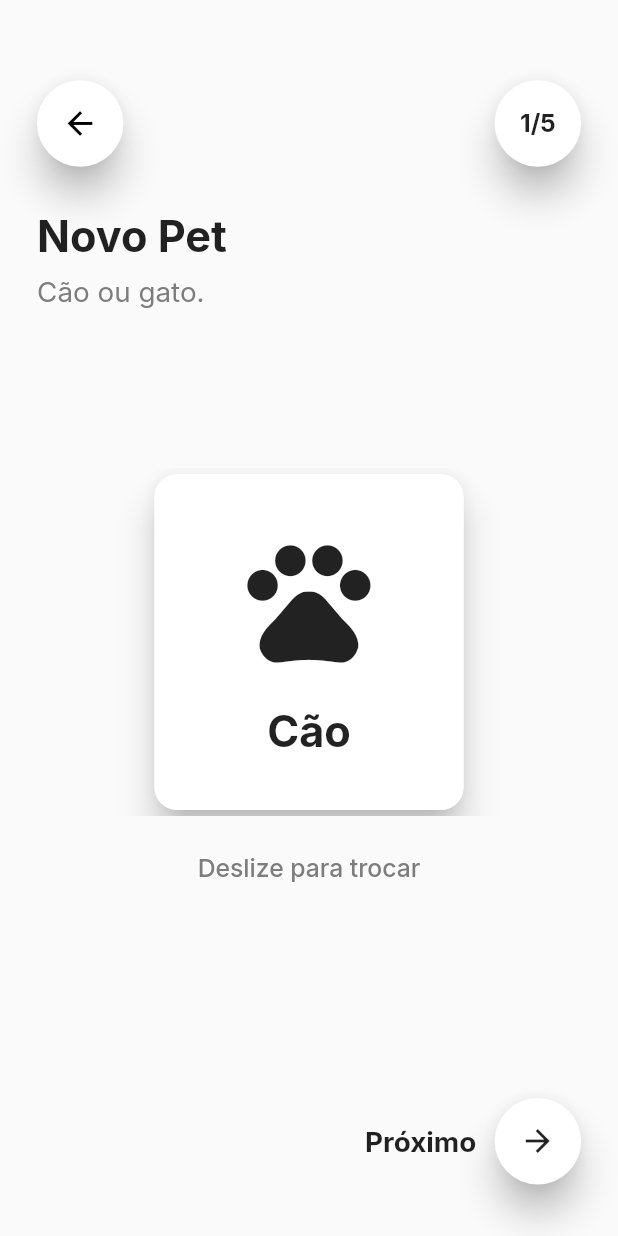
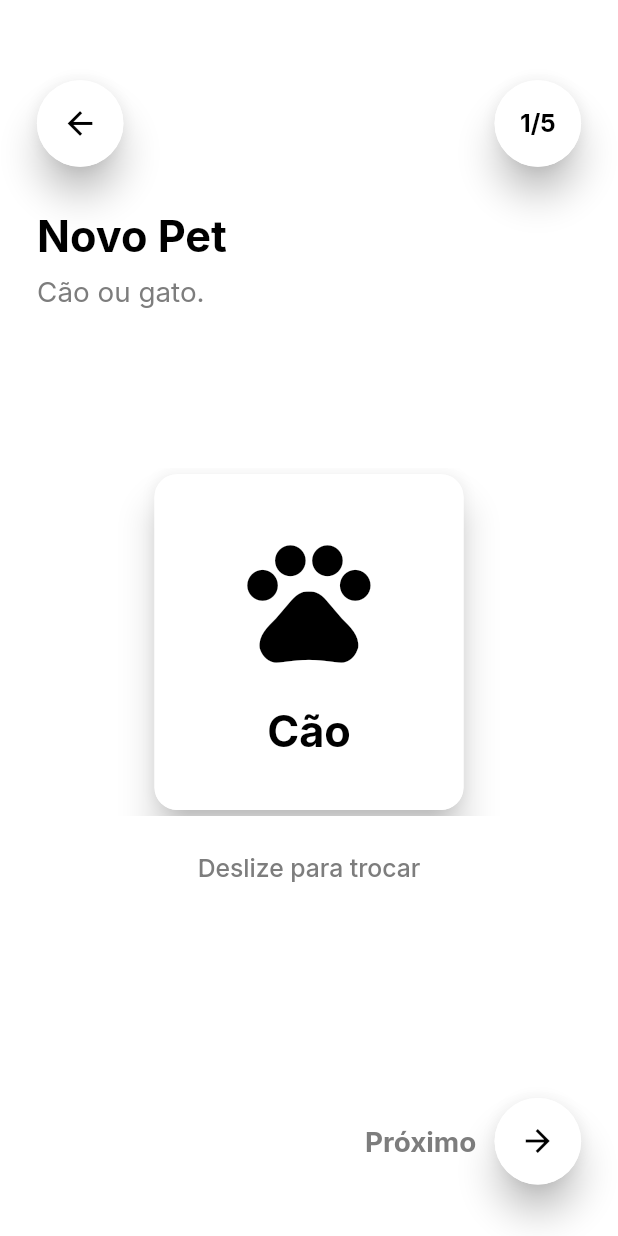
Before and after one commit to GabrielVScalese/Smart-Feed, a Flutter app: the TypeAddPet screen opened by its route, on a phone screen of 412 x 824 dp. Run offline on Flutter 3.47's test engine with Material 2 defaults, Android fonts, the phone set to English and light mode, and no system bars; drawn by our look-alikes of carousel_slider; our stand-ins replace dio, google_fonts, image_picker, shared_preferences, shimmer; missing offline and left inert: animated_card, mailer; accounts and stored records are empty.

Commit message:
Avanço na funcionalidade de troca de temas

```diff
--- a/project/lib/components/carousel.dart
+++ b/project/lib/components/carousel.dart
@@ -3,8 +3,9 @@ import 'package:flutter/cupertino.dart';
 import 'package:google_fonts/google_fonts.dart';
 import 'package:project/components/rectangle_card.dart';
 import 'package:project/controllers/card_changer_controller.dart';
+import 'package:project/utils/app_colors.dart';
 
-class Carousel extends StatelessWidget {
+class Carousel extends StatefulWidget {
   Carousel(
       {Key key, this.size, this.optionlist, this.initialPage, this.controller});
 
@@ -14,38 +15,63 @@ class Carousel extends StatelessWidget {
   CardChangerController controller;
 
   @override
+  _CarouselState createState() => _CarouselState();
+}
+
+class _CarouselState extends State<Carousel> {
+  var appColors;
+  loadTheme() async {
+    appColors = new AppColors();
+    await appColors.initialize();
+
+    setState(() {});
+  }
+
+  void initState() {
+    // TODO: implement initState
+    loadTheme().then((data) {});
+    super.initState();
+  }
+
+  @override
   Widget build(BuildContext context) {
-    var cardSliders = optionlist
-        .map((item) => RectangleCard(
-            size: size,
-            scale: size.height * 0.25,
+    var cardSliders = widget.optionlist
+        .map(
+          (item) => RectangleCard(
+            size: widget.size,
+            scale: widget.size.height * 0.25,
             icon: item['icon'],
-            content: item['name']))
+            content: item['name'],
+            contentColor: appColors.textColor(),
+            backgroundColor: appColors.cardColor(),
+          ),
+        )
         .toList();
 
     return Column(
       children: [
         Container(
-          width: size.width * 1,
+          width: widget.size.width * 1,
           child: CarouselSlider(
             options: CarouselOptions(
               onPageChanged: (int index, CarouselPageChangedReason c) {
-                controller.setValue({'value': optionlist[index]['name']});
+                widget.controller
+                    .setValue({'value': widget.optionlist[index]['name']});
               },
               enlargeCenterPage: true,
               enableInfiniteScroll: true,
-              initialPage: initialPage,
+              initialPage: widget.initialPage,
               autoPlay: false,
             ),
             items: cardSliders,
           ),
         ),
         SizedBox(
-          height: size.height * 0.03,
+          height: widget.size.height * 0.03,
         ),
         Text('Deslize para trocar',
             style: GoogleFonts.inter(
-                fontSize: size.width * 0.04,
+                fontSize: widget.size.width * 0.04,
                 fontWeight: FontWeight.w500,
                 color: Color.fromRGBO(125, 125, 125, 1)))
       ],
--- a/project/lib/components/password_dialog.dart
+++ b/project/lib/components/password_dialog.dart
@@ -1,6 +1,5 @@
 import 'package:flutter/material.dart';
 import 'package:google_fonts/google_fonts.dart';
-import 'package:project/components/dialog_builder.dart';
 import 'package:project/components/rounded_button.dart';
 import 'package:project/components/text_field_container.dart';
 import 'package:project/models/user.dart';
@@ -9,6 +8,8 @@ import 'package:project/repositories/login_repository.dart';
 import 'package:project/repositories/users_repository.dart';
 import 'package:shared_preferences/shared_preferences.dart';
 import 'dart:convert';
+
+import 'dialog_builder.dart';
 
 class PasswordDialog extends StatefulWidget {
   const PasswordDialog({Key key}) : super(key: key);
@@ -128,6 +129,7 @@ class _PasswordDialogState extends State<PasswordDialog> {
                       );
                     } else {
                       print('Invalid credentials');
+
                       DialogBuilder(context).hideOpenDialog();
                     }
                   } catch (err) {
--- a/project/lib/components/rectangle_card.dart
+++ b/project/lib/components/rectangle_card.dart
@@ -9,7 +9,8 @@ class RectangleCard extends StatelessWidget {
       @required this.scale,
       @required this.icon,
       @required this.content,
-      this.backgroundColor})
+      @required this.backgroundColor,
+      @required this.contentColor})
       : super(key: key);
 
   final Size size;
@@ -17,6 +18,7 @@ class RectangleCard extends StatelessWidget {
   final Icon icon;
   final String content;
   final Color backgroundColor;
+  final Color contentColor;
 
   @override
   Widget build(BuildContext context) {
@@ -24,7 +26,7 @@ class RectangleCard extends StatelessWidget {
       color: this.backgroundColor,
       elevation: 10,
       shape: RoundedRectangleBorder(
-        side: BorderSide(color: Colors.white, width: 1),
+        side: BorderSide(color: backgroundColor, width: 1),
         borderRadius: BorderRadius.circular(15),
       ),
       child: Container(
@@ -44,7 +46,9 @@ class RectangleCard extends StatelessWidget {
               visible: content != '' ? true : false,
               child: Text(content,
                   style: GoogleFonts.inter(
-                      fontSize: scale * 0.14, fontWeight: FontWeight.bold)),
+                      fontSize: scale * 0.14,
+                      fontWeight: FontWeight.bold,
+                      color: contentColor)),
             ),
           ],
         ),
--- a/project/lib/controllers/theme_controller.dart
+++ b/project/lib/controllers/theme_controller.dart
@@ -1,4 +1,3 @@
-import 'package:flutter/material.dart';
 import 'package:shared_preferences/shared_preferences.dart';
 
 class ThemeController {
--- a/project/lib/pages/addPet/type_add_pet.dart
+++ b/project/lib/pages/addPet/type_add_pet.dart
@@ -8,6 +8,7 @@ import 'package:project/components/page_title.dart';
 import 'package:project/controllers/card_changer_controller.dart';
 import 'package:project/pages/addPet/size_add_pet.dart';
 import 'package:project/pages/home_page.dart';
+import 'package:project/utils/app_colors.dart';
 
 class TypeAddPet extends StatefulWidget {
   var pet;
@@ -17,6 +18,15 @@ class TypeAddPet extends StatefulWidget {
 }
 
 class _TypeAddPetState extends State<TypeAddPet> {
+  var appColors;
+
+  loadTheme() async {
+    this.appColors = new AppColors();
+    await this.appColors.initialize();
+
+    setState(() {});
+  }
+
   _getArguments() {
     var arguments = ModalRoute.of(context).settings.arguments;
 
@@ -38,6 +48,13 @@ class _TypeAddPetState extends State<TypeAddPet> {
     }
   }
 
+  @override
+  void initState() {
+    // TODO: implement initState
+    loadTheme().then((data) {});
+    super.initState();
+  }
+
   // Fazer tamanho máximo e tamanho mínimo
   @override
   Widget build(BuildContext context) {
@@ -49,12 +66,14 @@ class _TypeAddPetState extends State<TypeAddPet> {
         'icon': Icon(
           Icons.pets,
           size: size.height * 0.12,
+          color: appColors.iconButtonColor(),
         )
       },
       {
         'name': 'Gato',
         'icon': Icon(
           Icons.pets,
+          color: appColors.iconButtonColor(),
           size: size.height * 0.12,
         )
       }
@@ -65,6 +84,7 @@ class _TypeAddPetState extends State<TypeAddPet> {
 
     return Scaffold(
       body: Container(
+        color: appColors.backgroundColor(),
         height: size.height,
         width: size.width,
         child: Stack(children: [
@@ -90,9 +110,10 @@ class _TypeAddPetState extends State<TypeAddPet> {
                           size: size,
                           icon: Icon(
                             Icons.arrow_back,
-                            color: Colors.black,
+                            color: appColors.iconButtonColor(),
                             size: size.height * 0.03,
-                          )),
+                          ),
+                          color: appColors.cardColor()),
                     ),
                     Card(
                         elevation: 10,
@@ -101,13 +122,19 @@ class _TypeAddPetState extends State<TypeAddPet> {
                         ),
                         child: Container(
                             alignment: Alignment.center,
-                            child: Text('1/5',
-                                style: GoogleFonts.inter(
-                                    fontSize: size.width * 0.04,
-                                    fontWeight: FontWeight.bold)),
+                            child: Text(
+                              '1/5',
+                              style: GoogleFonts.inter(
+                                  fontSize: size.width * 0.04,
+                                  fontWeight: FontWeight.bold,
+                                  color: appColors.iconButtonColor()),
+                            ),
                             width: size.width * 0.14,
                             height: size.width * 0.14,
-                            decoration: BoxDecoration(shape: BoxShape.circle)))
+                            decoration: BoxDecoration(
+                              shape: BoxShape.circle,
+                              color: appColors.cardColor(),
+                            )))
                   ],
                 ),
               ),
@@ -121,14 +148,18 @@ class _TypeAddPetState extends State<TypeAddPet> {
                   child: Column(
                     crossAxisAlignment: CrossAxisAlignment.start,
                     children: [
-                      PageTitle(size: size, title: 'Novo Pet'),
+                      PageTitle(
+                        size: size,
+                        title: 'Novo Pet',
+                        color: appColors.textColor(),
+                      ),
                       SizedBox(
                         height: size.height * 0.01,
                       ),
                       Text('Cão ou gato.',
                           style: GoogleFonts.inter(
                               fontSize: size.width * 0.045,
-                              color: Color.fromRGBO(125, 125, 125, 1)))
+                              color: appColors.descriptionTextColor()))
                     ],
                   ),
                 ),
@@ -155,9 +186,9 @@ class _TypeAddPetState extends State<TypeAddPet> {
                 children: [
                   Text('Próximo',
                       style: GoogleFonts.inter(
-                        fontSize: size.width * 0.045,
-                        fontWeight: FontWeight.bold,
-                      )),
+                          fontSize: size.width * 0.045,
+                          fontWeight: FontWeight.bold,
+                          color: appColors.descriptionTextColor())),
                   SizedBox(width: size.width * 0.02),
                   GestureDetector(
                     onTap: () {
@@ -176,8 +207,12 @@ class _TypeAddPetState extends State<TypeAddPet> {
                     child: Container(
                       margin: EdgeInsets.only(right: size.width * 0.05),
                       child: CircleCard(
-                        icon: Icon(Icons.arrow_forward),
+                        icon: Icon(
+                          Icons.arrow_forward,
+                          color: appColors.iconButtonColor(),
+                        ),
                         size: size,
+                        color: appColors.cardColor(),
                       ),
                     ),
                   ),
--- a/project/lib/repositories/feeds_repository.dart
+++ b/project/lib/repositories/feeds_repository.dart
@@ -31,7 +31,6 @@ class FeedsRepository {
   }
 
   Future<int> updateByPetId(int petId, Feed feed) async {
-    print(petId);
     var response = await this._dio.put('/feeds/$petId', data: Feed.toMap(feed));
 
     if (response.statusCode == 401) {
@@ -41,7 +40,6 @@ class FeedsRepository {
       return newResponse.statusCode;
     }
 
-    print(response.data);
     return response.statusCode;
   }
 }
--- a/project/lib/repositories/pets_repository.dart
+++ b/project/lib/repositories/pets_repository.dart
@@ -52,7 +52,7 @@ class PetsRepository {
 
         return newResponse.statusCode;
       }
-      print(response);
+
       return response.statusCode;
     } catch (e) {}
   }
--- a/project/lib/repositories/users_repository.dart
+++ b/project/lib/repositories/users_repository.dart
@@ -42,7 +42,6 @@ class UsersRepository {
       return newResponse.statusCode;
     }
 
-    print(response);
     return response.statusCode;
   }
 }
```
Also changed, not shown: project/lib/components/theme_dialog.dart (+3 -5 lines), project/lib/pages/configurations/help_page.dart (+38 -15 lines), project/lib/pages/information_page.dart (+79 -30 lines).
